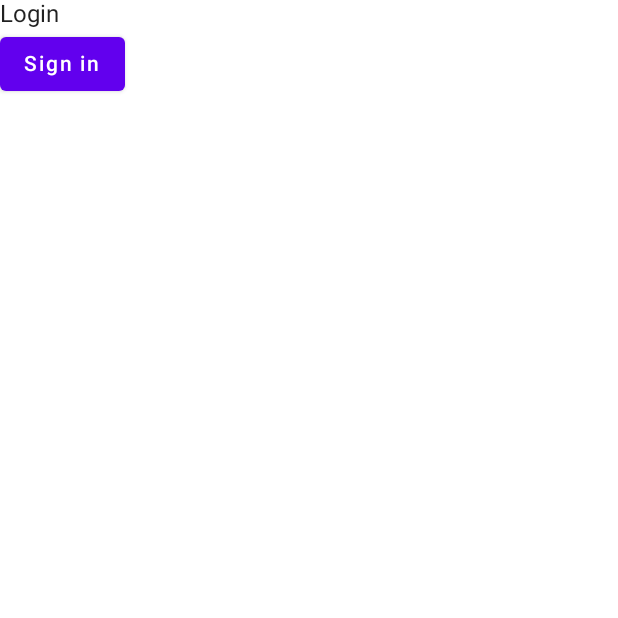
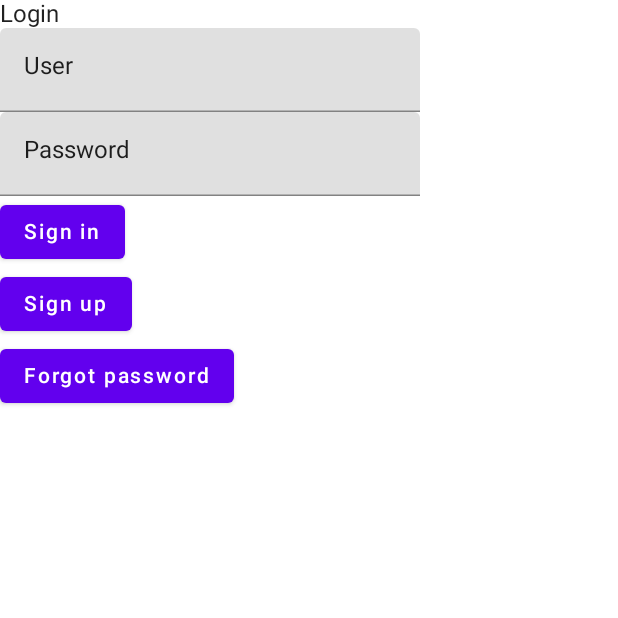
Before and after one commit to kitagawaowo/DemoWeek2, an Android app built with Jetpack Compose: the composable Login shown on its own in the app's theme, on a phone screen of 412 x 824 dp, the top half of it. Run offline under Robolectric (Android 15) with nearby library versions, the phone set to English and light mode, and no system bars.

Commit message:
feat(screens): Add Buttons and more text (lazy)

```diff
--- a/app/src/main/java/pe/edu/upc/demo/ui/screens/Login.kt
+++ b/app/src/main/java/pe/edu/upc/demo/ui/screens/Login.kt
@@ -3,6 +3,7 @@ package pe.edu.upc.demo.ui.screens
 import androidx.compose.foundation.layout.Column
 import androidx.compose.material.Button
 import androidx.compose.material.Text
+import androidx.compose.material.TextField
 import androidx.compose.runtime.Composable
 import androidx.compose.ui.tooling.preview.Preview
 import pe.edu.upc.demo.ui.theme.DemoTheme
@@ -11,8 +12,16 @@ import pe.edu.upc.demo.ui.theme.DemoTheme
 fun Login() {
     Column {
         Text(text = "Login")
+        TextField(value = "User", onValueChange = {})
+        TextField(value = "Password", onValueChange = {})
         Button(onClick = { /*TODO*/ }) {
             Text(text = "Sign in")
+        }
+        Button(onClick = { /*TODO*/ }) {
+            Text(text = "Sign up")
+        }
+        Button(onClick = { /*TODO*/ }) {
+            Text(text = "Forgot password")
         }
     }
 }
```
